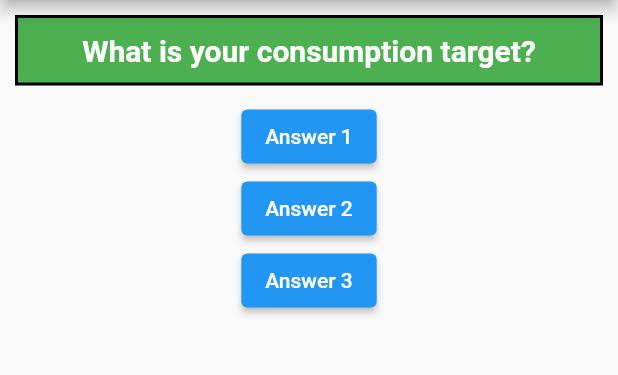
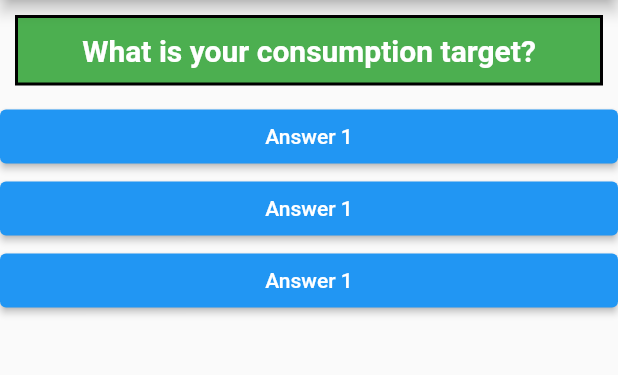
Before and after one commit to nkushh/wabarae, a Flutter app: the screen it shows after launch, on a phone screen of 412 x 824 dp, the part 84-459 px from its top. Run offline on Flutter 3.47's test engine with Material 2 defaults, Android fonts, the phone set to English and light mode, and no system bars.

Commit message:
Added an answers dart file to keep code on answers

```diff
--- /dev/null
+++ b/lib/answer.dart
@@ -0,0 +1,18 @@
+import 'package:flutter/material.dart';
+
+class Answer extends StatelessWidget {
+  final Function()? selectHandler;
+
+  Answer(this.selectHandler);
+
+  @override
+  Widget build(BuildContext context) {
+    return Container(
+      width: double.infinity,
+      child: ElevatedButton(
+        child: Text("Answer 1"),
+        onPressed: selectHandler,
+      ),
+    );
+  }
+}
--- a/lib/main.dart
+++ b/lib/main.dart
@@ -1,5 +1,6 @@
 import 'package:flutter/material.dart';
 import './question.dart';
+import './answer.dart';
 
 void main() => runApp(Wabarae());
 
@@ -26,9 +27,18 @@ class WabaraeState extends State<Wabarae> {
 
   // List of questions to be called each time a button is pressed
   var questions = [
-    "What is your consumption target?",
-    "How often do you want to hydrate?",
-    "Is the stop date tentative?"
+    {
+      'questionText': "What is your consumption target?",
+      'questionAnswers': ['2 Ltrs', '4 Ltrs', '6 Ltrs']
+    },
+    {
+      'questionText': "How often do you want to hydrate?",
+      'questionAnswers': ['Every 1 Hrs', 'Every 2 Hrs', 'Every 3 Hrs']
+    },
+    {
+      'questionText': "Is the stop date tentative?",
+      'questionAnswers': ['Yes', 'No', 'I don\'t know']
+    }
   ];
 
   @override
@@ -40,10 +50,10 @@ class WabaraeState extends State<Wabarae> {
         ),
         body: Column(
           children: [
-            Question(questions[questionIndex]),
-            ElevatedButton(child: Text("Answer 1"), onPressed: answerQuestion),
-            ElevatedButton(child: Text("Answer 2"), onPressed: answerQuestion),
-            ElevatedButton(child: Text("Answer 3"), onPressed: answerQuestion),
+            Question(questions[questionIndex]['questionText']),
+            Answer(answerQuestion),
+            Answer(answerQuestion),
+            Answer(answerQuestion),
           ],
         ),
       ),
```
